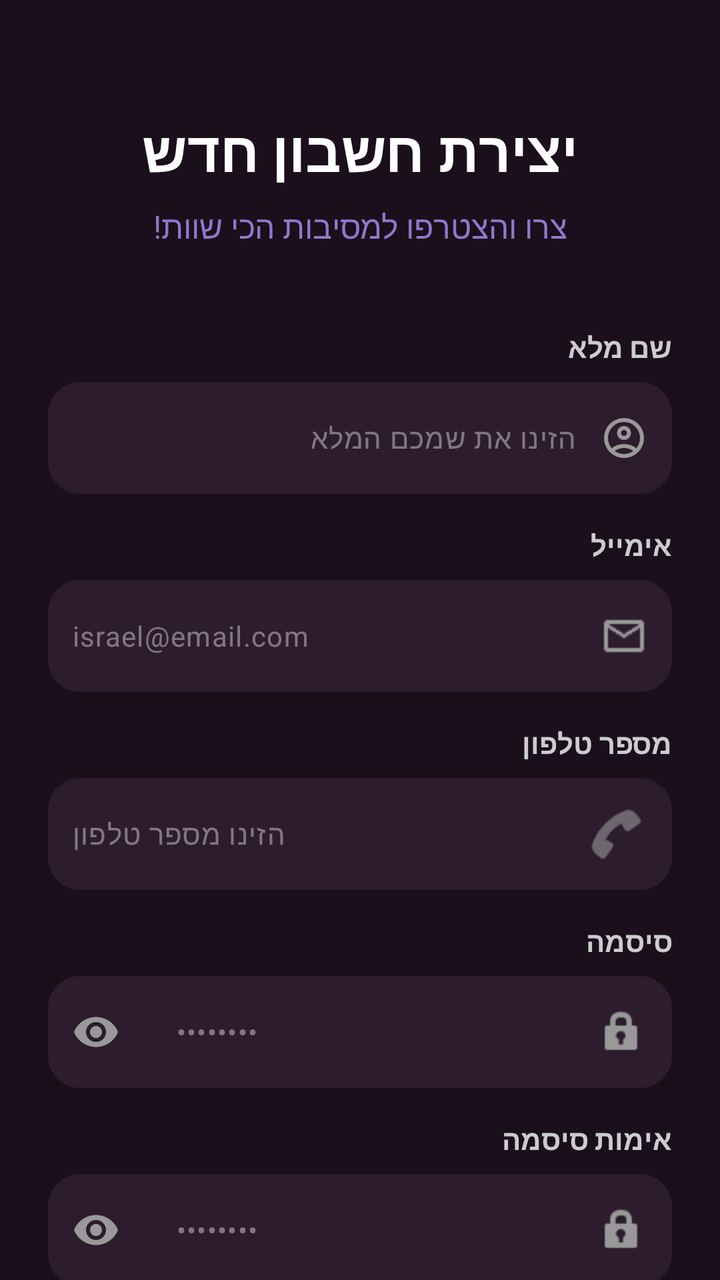
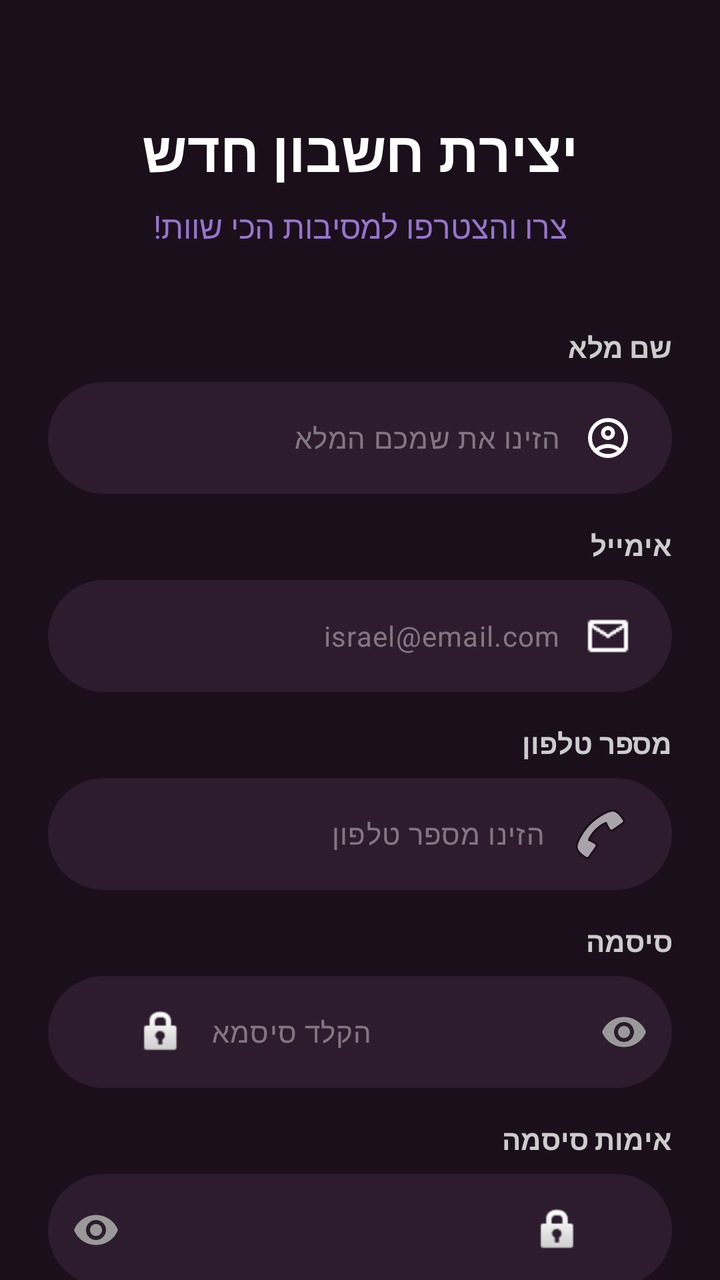

Before-and-after screenshots of an Android layout around one commit, followed by the original layout XML and the change that was made.
<!-- AndroidManifest.xml: application theme Theme.PartyLife -->
<!-- res/layout/activity_register_page.xml -->
<?xml version="1.0" encoding="utf-8"?>
<ScrollView xmlns:android="http://schemas.android.com/apk/res/android"
    xmlns:app="http://schemas.android.com/apk/res-auto"
    android:layout_width="match_parent"
    android:layout_height="match_parent"
    android:background="#1A0F1B"
    android:fillViewport="true"
    android:id="@+id/registerpage"
    android:scrollbars="none">

    <androidx.constraintlayout.widget.ConstraintLayout
        android:layout_width="match_parent"
        android:layout_height="wrap_content"
        android:padding="24dp"
        android:layoutDirection="rtl">

        
        <TextView
            android:id="@+id/tvTitle"
            android:layout_width="0dp"
            android:layout_height="wrap_content"
            android:layout_marginTop="32dp"
            android:text="יצירת חשבון חדש"
            android:textColor="#FFFFFF"
            android:textSize="28sp"
            android:textStyle="bold"
            android:gravity="center"
            app:layout_constraintEnd_toEndOf="parent"
            app:layout_constraintStart_toStartOf="parent"
            app:layout_constraintTop_toTopOf="parent" />

        <TextView
            android:id="@+id/tvSubtitle"
            android:layout_width="0dp"
            android:layout_height="wrap_content"
            android:layout_marginTop="8dp"
            android:text="צרו והצטרפו למסיבות הכי שוות!"
            android:textColor="#9575CD"
            android:textSize="16sp"
            android:gravity="center"
            app:layout_constraintEnd_toEndOf="parent"
            app:layout_constraintStart_toStartOf="parent"
            app:layout_constraintTop_toBottomOf="@id/tvTitle" />

        
        <TextView
            android:id="@+id/tvNameLabel"
            android:layout_width="match_parent"
            android:layout_height="wrap_content"
            android:layout_marginTop="40dp"
            android:text="שם מלא"
            android:textColor="#CCCCCC"
            android:textSize="14sp"
            android:textStyle="bold"
            android:gravity="start"
            app:layout_constraintTop_toBottomOf="@id/tvSubtitle" />

        <com.google.android.material.textfield.TextInputLayout
            android:id="@+id/tilFullName"
            android:layout_width="match_parent"
            android:layout_height="wrap_content"
            android:layout_marginTop="8dp"
            app:hintEnabled="false"
            app:boxBackgroundColor="#2D1B2E"
            app:boxBackgroundMode="filled"
            app:boxCornerRadiusBottomEnd="16dp"
            app:boxCornerRadiusBottomStart="16dp"
            app:boxCornerRadiusTopEnd="16dp"
            app:boxCornerRadiusTopStart="16dp"
            app:boxStrokeWidth="0dp"
            app:layout_constraintTop_toBottomOf="@id/tvNameLabel">

            <com.google.android.material.textfield.TextInputEditText
                android:id="@+id/etFullName"
                android:layout_width="match_parent"
                android:layout_height="56dp"
                android:hint="הזינו את שמכם המלא"
                android:textColorHint="#66FFFFFF"
                android:textColor="#FFFFFF"
                android:textSize="14sp"
                android:gravity="center_vertical"
                android:drawableStart="@drawable/personimeg"
                android:drawablePadding="12dp"
                android:drawableTint="#999999"
                android:paddingStart="12dp"
                android:paddingEnd="12dp"
                android:background="@null" />

        </com.google.android.material.textfield.TextInputLayout>

        
        <TextView
            android:id="@+id/tvEmailLabel"
            android:layout_width="match_parent"
            android:layout_height="wrap_content"
            android:layout_marginTop="16dp"
            android:text="אימייל"
            android:textColor="#CCCCCC"
            android:textSize="14sp"
            android:textStyle="bold"
            android:gravity="start"
            app:layout_constraintTop_toBottomOf="@id/tilFullName" />

        <com.google.android.material.textfield.TextInputLayout
            android:id="@+id/tilEmail"
            android:layout_width="match_parent"
            android:layout_height="wrap_content"
            android:layout_marginTop="8dp"
            app:hintEnabled="false"
            app:boxBackgroundColor="#2D1B2E"
            app:boxBackgroundMode="filled"
            app:boxCornerRadiusBottomEnd="16dp"
            app:boxCornerRadiusBottomStart="16dp"
            app:boxCornerRadiusTopEnd="16dp"
            app:boxCornerRadiusTopStart="16dp"
            app:boxStrokeWidth="0dp"
            app:layout_constraintTop_toBottomOf="@id/tvEmailLabel">

            <com.google.android.material.textfield.TextInputEditText
                android:id="@+id/etEmail"
                android:layout_width="match_parent"
                android:layout_height="56dp"
                android:inputType="textEmailAddress"
                android:hint="israel@email.com"
                android:textColorHint="#66FFFFFF"
                android:textColor="#FFFFFF"
                android:textSize="14sp"
                android:gravity="center_vertical"
                android:drawableStart="@drawable/email"
                android:drawablePadding="12dp"
                android:drawableTint="#999999"
                android:paddingStart="12dp"
                android:paddingEnd="12dp"
                android:background="@null" />

        </com.google.android.material.textfield.TextInputLayout>

        
        <TextView
            android:id="@+id/tvPhoneLabel"
            android:layout_width="match_parent"
            android:layout_height="wrap_content"
            android:layout_marginTop="16dp"
            android:text="מספר טלפון"
            android:textColor="#CCCCCC"
            android:textSize="14sp"
            android:textStyle="bold"
            android:gravity="start"
            app:layout_constraintTop_toBottomOf="@id/tilEmail" />

        <com.google.android.material.textfield.TextInputLayout
            android:id="@+id/tilPhone"
            android:layout_width="match_parent"
            android:layout_height="wrap_content"
            android:layout_marginTop="8dp"
            app:hintEnabled="false"
            app:boxBackgroundColor="#2D1B2E"
            app:boxBackgroundMode="filled"
            app:boxCornerRadiusBottomEnd="16dp"
            app:boxCornerRadiusBottomStart="16dp"
            app:boxCornerRadiusTopEnd="16dp"
            app:boxCornerRadiusTopStart="16dp"
            app:boxStrokeWidth="0dp"
            app:layout_constraintTop_toBottomOf="@id/tvPhoneLabel">

            <com.google.android.material.textfield.TextInputEditText
                android:id="@+id/etPhone"
                android:layout_width="match_parent"
                android:layout_height="56dp"
                android:inputType="phone"
                android:hint="הזינו מספר טלפון"
                android:textColorHint="#66FFFFFF"
                android:textColor="#FFFFFF"
                android:textSize="14sp"
                android:gravity="center_vertical"
                android:drawableStart="@android:drawable/ic_menu_call"
                android:drawablePadding="12dp"
                android:drawableTint="#999999"
                android:paddingStart="12dp"
                android:paddingEnd="12dp"
                android:background="@null" />

        </com.google.android.material.textfield.TextInputLayout>

        
        <TextView
            android:id="@+id/tvPasswordLabel"
            android:layout_width="match_parent"
            android:layout_height="wrap_content"
            android:layout_marginTop="16dp"
            android:text="סיסמה"
            android:textColor="#CCCCCC"
            android:textSize="14sp"
            android:textStyle="bold"
            android:gravity="start"
            app:layout_constraintTop_toBottomOf="@id/tilPhone" />

        <com.google.android.material.textfield.TextInputLayout
            android:id="@+id/tilPassword"
            android:layout_width="match_parent"
            android:layout_height="wrap_content"
            android:layout_marginTop="8dp"
            app:hintEnabled="false"
            app:boxBackgroundColor="#2D1B2E"
            app:boxBackgroundMode="filled"
            app:boxCornerRadiusBottomEnd="16dp"
            app:boxCornerRadiusBottomStart="16dp"
            app:boxCornerRadiusTopEnd="16dp"
            app:boxCornerRadiusTopStart="16dp"
            app:boxStrokeWidth="0dp"
            app:passwordToggleEnabled="true"
            app:passwordToggleTint="#999999"
            app:layout_constraintTop_toBottomOf="@id/tvPasswordLabel">

            <com.google.android.material.textfield.TextInputEditText
                android:id="@+id/etPassword"
                android:layout_width="match_parent"
                android:layout_height="56dp"
                android:inputType="textPassword"
                android:hint="••••••••"
                android:textColorHint="#66FFFFFF"
                android:textColor="#FFFFFF"
                android:textSize="14sp"
                android:gravity="center_vertical"
                android:drawableStart="@android:drawable/ic_lock_idle_lock"
                android:drawablePadding="12dp"
                android:drawableTint="#999999"
                android:paddingStart="12dp"
                android:paddingEnd="12dp"
                android:background="@null" />

        </com.google.android.material.textfield.TextInputLayout>

        
        <TextView
            android:id="@+id/tvConfirmPasswordLabel"
            android:layout_width="match_parent"
            android:layout_height="wrap_content"
            android:layout_marginTop="16dp"
            android:text="אימות סיסמה"
            android:textColor="#CCCCCC"
            android:textSize="14sp"
            android:textStyle="bold"
            android:gravity="start"
            app:layout_constraintTop_toBottomOf="@id/tilPassword" />

        <com.google.android.material.textfield.TextInputLayout
            android:id="@+id/tilConfirmPassword"
            android:layout_width="match_parent"
            android:layout_height="wrap_content"
            android:layout_marginTop="8dp"
            app:hintEnabled="false"
            app:boxBackgroundColor="#2D1B2E"
            app:boxBackgroundMode="filled"
            app:boxCornerRadiusBottomEnd="16dp"
            app:boxCornerRadiusBottomStart="16dp"
            app:boxCornerRadiusTopEnd="16dp"
            app:boxCornerRadiusTopStart="16dp"
            app:boxStrokeWidth="0dp"
            app:passwordToggleEnabled="true"
            app:passwordToggleTint="#999999"
            app:layout_constraintTop_toBottomOf="@id/tvConfirmPasswordLabel">

            <com.google.android.material.textfield.TextInputEditText
                android:id="@+id/etConfirmPassword"
                android:layout_width="match_parent"
                android:layout_height="56dp"
                android:inputType="textPassword"
                android:hint="••••••••"
                android:textColorHint="#66FFFFFF"
                android:textColor="#FFFFFF"
                android:textSize="14sp"
                android:gravity="center_vertical"
                android:drawableStart="@android:drawable/ic_lock_idle_lock"
                android:drawablePadding="12dp"
                android:drawableTint="#999999"
                android:paddingStart="12dp"
                android:paddingEnd="12dp"
                android:background="@null" />

        </com.google.android.material.textfield.TextInputLayout>

        
        <com.google.android.material.button.MaterialButton
            android:id="@+id/btnRegister"
            android:layout_width="match_parent"
            android:layout_height="56dp"
            android:layout_marginTop="40dp"
            android:text="הרשמה"
            android:textColor="#FFFFFF"
            android:textSize="16sp"
            android:textStyle="bold"
            android:background="@drawable/button_gradient"
            app:backgroundTint="@null"
            app:cornerRadius="16dp"
            app:layout_constraintTop_toBottomOf="@id/tilConfirmPassword" />

        <TextView
            android:id="@+id/tvLoginLink"
            android:layout_width="wrap_content"
            android:layout_height="wrap_content"
            android:layout_marginTop="16dp"
            android:layout_marginBottom="24dp"
            android:text="כבר יש לכם/ן חשבון? התחברו ✓"
            android:textColor="#D36FE4"
            android:textSize="14sp"
            app:layout_constraintBottom_toBottomOf="parent"
            app:layout_constraintEnd_toEndOf="parent"
            app:layout_constraintStart_toStartOf="parent"
            app:layout_constraintTop_toBottomOf="@id/btnRegister" />

    </androidx.constraintlayout.widget.ConstraintLayout>

</ScrollView>
<!-- resources referenced by this layout -->
<resources>
  <!-- drawable button_gradient (drawable) -->
  <?xml version="1.0" encoding="utf-8"?>
  <shape xmlns:android="http://schemas.android.com/apk/res/android">
      <gradient
          android:startColor="#CC56E2"
          android:endColor="#BA39D5"
          android:angle="0"/>
      <corners android:radius="25dp"/>
  </shape>
  <!-- drawable email: png bitmap (drawable, 359 bytes) -->
  <!-- drawable personimeg (drawable) -->
  <vector xmlns:android="http://schemas.android.com/apk/res/android"
      android:width="24dp"
      android:height="24dp"
      android:viewportWidth="960"
      android:viewportHeight="960">
    <path
        android:pathData="M234,684q51,-39 114,-61.5T480,600q69,0 132,22.5T726,684q35,-41 54.5,-93T800,480q0,-133 -93.5,-226.5T480,160q-133,0 -226.5,93.5T160,480q0,59 19.5,111t54.5,93ZM480,520q-59,0 -99.5,-40.5T340,380q0,-59 40.5,-99.5T480,240q59,0 99.5,40.5T620,380q0,59 -40.5,99.5T480,520ZM480,880q-83,0 -156,-31.5T197,763q-54,-54 -85.5,-127T80,480q0,-83 31.5,-156T197,197q54,-54 127,-85.5T480,80q83,0 156,31.5T763,197q54,54 85.5,127T880,480q0,83 -31.5,156T763,763q-54,54 -127,85.5T480,880ZM480,800q53,0 100,-15.5t86,-44.5q-39,-29 -86,-44.5T480,680q-53,0 -100,15.5T294,740q39,29 86,44.5T480,800ZM480,440q26,0 43,-17t17,-43q0,-26 -17,-43t-43,-17q-26,0 -43,17t-17,43q0,26 17,43t43,17ZM480,380ZM480,740Z"
        android:fillColor="#FFFFFF"/>
  </vector>
  <style name="Theme.PartyLife" parent="Base.Theme.PartyLife" />
  <style name="Base.Theme.PartyLife" parent="Theme.Material3.Dark.NoActionBar">
        
  
      </style>
</resources>

<!-- the commit's change to res/layout/activity_register_page.xml (unified diff, before → after) -->
@@ -1,6 +1,7 @@
 <?xml version="1.0" encoding="utf-8"?>
 <ScrollView xmlns:android="http://schemas.android.com/apk/res/android"
     xmlns:app="http://schemas.android.com/apk/res-auto"
+    xmlns:tools="http://schemas.android.com/tools"
     android:layout_width="match_parent"
     android:layout_height="match_parent"
     android:background="#1A0F1B"
@@ -63,10 +64,10 @@
             app:hintEnabled="false"
             app:boxBackgroundColor="#2D1B2E"
             app:boxBackgroundMode="filled"
-            app:boxCornerRadiusBottomEnd="16dp"
-            app:boxCornerRadiusBottomStart="16dp"
-            app:boxCornerRadiusTopEnd="16dp"
-            app:boxCornerRadiusTopStart="16dp"
+            app:boxCornerRadiusBottomEnd="28dp"
+            app:boxCornerRadiusBottomStart="28dp"
+            app:boxCornerRadiusTopEnd="28dp"
+            app:boxCornerRadiusTopStart="28dp"
             app:boxStrokeWidth="0dp"
             app:layout_constraintTop_toBottomOf="@id/tvNameLabel">
 
@@ -78,13 +79,13 @@
                 android:textColorHint="#66FFFFFF"
                 android:textColor="#FFFFFF"
                 android:textSize="14sp"
-                android:gravity="center_vertical"
+                android:gravity="center_vertical|start"
                 android:drawableStart="@drawable/personimeg"
                 android:drawablePadding="12dp"
-                android:drawableTint="#999999"
-                android:paddingStart="12dp"
-                android:paddingEnd="12dp"
-                android:background="@null" />
+                android:paddingStart="44dp"
+                android:paddingEnd="20dp"
+                android:background="@null"
+                tools:ignore="RtlCompat" />
 
         </com.google.android.material.textfield.TextInputLayout>
 
@@ -109,10 +110,10 @@
             app:hintEnabled="false"
             app:boxBackgroundColor="#2D1B2E"
             app:boxBackgroundMode="filled"
-            app:boxCornerRadiusBottomEnd="16dp"
-            app:boxCornerRadiusBottomStart="16dp"
-            app:boxCornerRadiusTopEnd="16dp"
-            app:boxCornerRadiusTopStart="16dp"
+            app:boxCornerRadiusBottomEnd="28dp"
+            app:boxCornerRadiusBottomStart="28dp"
+            app:boxCornerRadiusTopEnd="28dp"
+            app:boxCornerRadiusTopStart="28dp"
             app:boxStrokeWidth="0dp"
             app:layout_constraintTop_toBottomOf="@id/tvEmailLabel">
 
@@ -125,13 +126,15 @@
                 android:textColorHint="#66FFFFFF"
                 android:textColor="#FFFFFF"
                 android:textSize="14sp"
-                android:gravity="center_vertical"
+                android:gravity="center_vertical|start"
+                android:textDirection="rtl"
                 android:drawableStart="@drawable/email"
                 android:drawablePadding="12dp"
-                android:drawableTint="#999999"
-                android:paddingStart="12dp"
-                android:paddingEnd="12dp"
-                android:background="@null" />
+                android:paddingStart="44dp"
+                android:paddingEnd="20dp"
+                android:background="@null"
+                tools:ignore="RtlCompat"
+                />
 
         </com.google.android.material.textfield.TextInputLayout>
 
@@ -156,10 +159,10 @@
             app:hintEnabled="false"
             app:boxBackgroundColor="#2D1B2E"
             app:boxBackgroundMode="filled"
-            app:boxCornerRadiusBottomEnd="16dp"
-            app:boxCornerRadiusBottomStart="16dp"
-            app:boxCornerRadiusTopEnd="16dp"
-            app:boxCornerRadiusTopStart="16dp"
+            app:boxCornerRadiusBottomEnd="28dp"
+            app:boxCornerRadiusBottomStart="28dp"
+            app:boxCornerRadiusTopEnd="28dp"
+            app:boxCornerRadiusTopStart="28dp"
             app:boxStrokeWidth="0dp"
             app:layout_constraintTop_toBottomOf="@id/tvPhoneLabel">
 
@@ -172,13 +175,14 @@
                 android:textColorHint="#66FFFFFF"
                 android:textColor="#FFFFFF"
                 android:textSize="14sp"
-                android:gravity="center_vertical"
+                android:gravity="center_vertical|right"
+                android:textDirection="rtl"
                 android:drawableStart="@android:drawable/ic_menu_call"
                 android:drawablePadding="12dp"
-                android:drawableTint="#999999"
-                android:paddingStart="12dp"
-                android:paddingEnd="12dp"
-                android:background="@null" />
+                android:paddingStart="44dp"
+                android:paddingEnd="20dp"
+                android:background="@null"
+                tools:ignore="RtlCompat" />
 
         </com.google.android.material.textfield.TextInputLayout>
 
@@ -203,13 +207,14 @@
             app:hintEnabled="false"
             app:boxBackgroundColor="#2D1B2E"
             app:boxBackgroundMode="filled"
-            app:boxCornerRadiusBottomEnd="16dp"
-            app:boxCornerRadiusBottomStart="16dp"
-            app:boxCornerRadiusTopEnd="16dp"
-            app:boxCornerRadiusTopStart="16dp"
+            app:boxCornerRadiusBottomEnd="28dp"
+            app:boxCornerRadiusBottomStart="28dp"
+            app:boxCornerRadiusTopEnd="28dp"
+            app:boxCornerRadiusTopStart="28dp"
             app:boxStrokeWidth="0dp"
             app:passwordToggleEnabled="true"
             app:passwordToggleTint="#999999"
+           android:layoutDirection="ltr"
             app:layout_constraintTop_toBottomOf="@id/tvPasswordLabel">
 
             <com.google.android.material.textfield.TextInputEditText
@@ -217,17 +222,19 @@
                 android:layout_width="match_parent"
                 android:layout_height="56dp"
                 android:inputType="textPassword"
-                android:hint="••••••••"
-                android:textColorHint="#66FFFFFF"
-                android:textColor="#FFFFFF"
-                android:textSize="14sp"
-                android:gravity="center_vertical"
+                android:hint="הקלד סיסמא"
+                android:textColorHint="#66FFFFFF"
+                android:textColor="#FFFFFF"
+                android:textSize="14sp"
+                android:gravity="center_vertical|start"
+                android:textDirection="rtl"
+                android:textAlignment="viewStart"
                 android:drawableStart="@android:drawable/ic_lock_idle_lock"
                 android:drawablePadding="12dp"
-                android:drawableTint="#999999"
-                android:paddingStart="12dp"
-                android:paddingEnd="12dp"
-                android:background="@null" />
+                android:paddingStart="44dp"
+                android:paddingEnd="48dp"
+                android:background="@null"
+                tools:ignore="RtlCompat" />
 
         </com.google.android.material.textfield.TextInputLayout>
 
@@ -252,13 +259,14 @@
             app:hintEnabled="false"
             app:boxBackgroundColor="#2D1B2E"
             app:boxBackgroundMode="filled"
-            app:boxCornerRadiusBottomEnd="16dp"
-            app:boxCornerRadiusBottomStart="16dp"
-            app:boxCornerRadiusTopEnd="16dp"
-            app:boxCornerRadiusTopStart="16dp"
+            app:boxCornerRadiusBottomEnd="28dp"
+            app:boxCornerRadiusBottomStart="28dp"
+            app:boxCornerRadiusTopEnd="28dp"
+            app:boxCornerRadiusTopStart="28dp"
             app:boxStrokeWidth="0dp"
             app:passwordToggleEnabled="true"
             app:passwordToggleTint="#999999"
+            android:layoutDirection="rtl"
             app:layout_constraintTop_toBottomOf="@id/tvConfirmPasswordLabel">
 
             <com.google.android.material.textfield.TextInputEditText
@@ -266,17 +274,19 @@
                 android:layout_width="match_parent"
                 android:layout_height="56dp"
                 android:inputType="textPassword"
-                android:hint="••••••••"
-                android:textColorHint="#66FFFFFF"
-                android:textColor="#FFFFFF"
-                android:textSize="14sp"
-                android:gravity="center_vertical"
+                android:hint="וודא סיסמא"
+                android:textColorHint="#66FFFFFF"
+                android:textColor="#FFFFFF"
+                android:textSize="14sp"
+                android:gravity="center_vertical|start"
+                android:textAlignment="viewStart"
+                android:textDirection="rtl"
                 android:drawableStart="@android:drawable/ic_lock_idle_lock"
                 android:drawablePadding="12dp"
-                android:drawableTint="#999999"
-                android:paddingStart="12dp"
-                android:paddingEnd="12dp"
-                android:background="@null" />
+                android:paddingStart="44dp"
+                android:paddingEnd="48dp"
+                android:background="@null"
+                tools:ignore="RtlCompat" />
 
         </com.google.android.material.textfield.TextInputLayout>
 
@@ -292,7 +302,7 @@
             android:textStyle="bold"
             android:background="@drawable/button_gradient"
             app:backgroundTint="@null"
-            app:cornerRadius="16dp"
+            app:cornerRadius="28dp"
             app:layout_constraintTop_toBottomOf="@id/tilConfirmPassword" />
 
         <TextView
